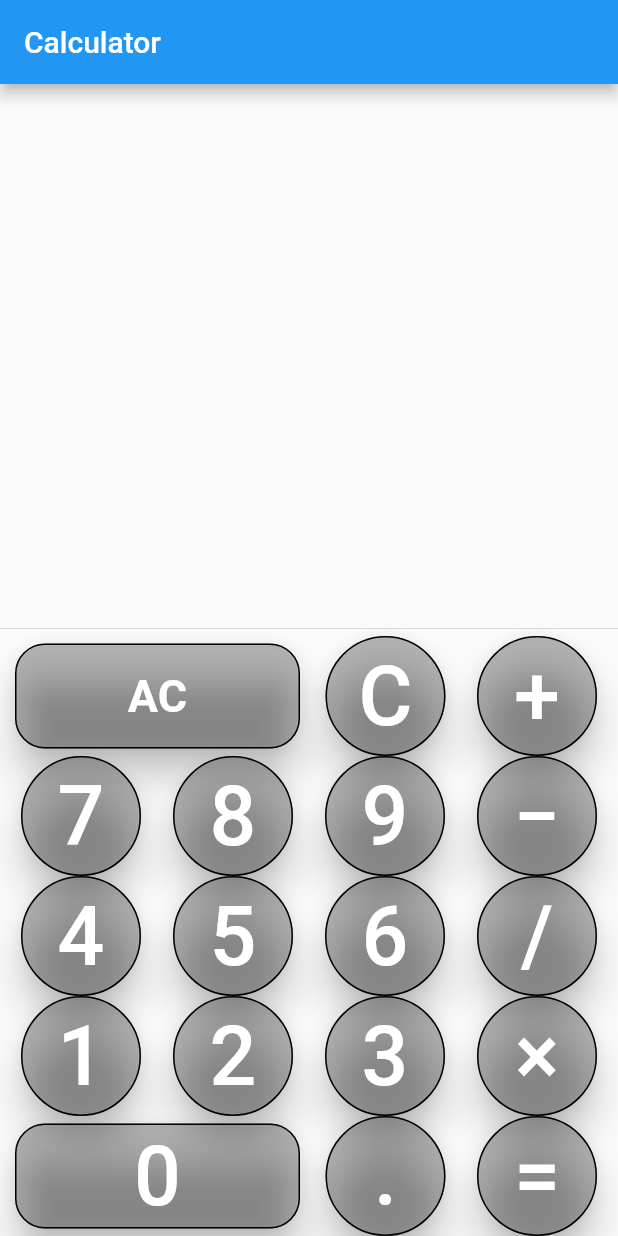
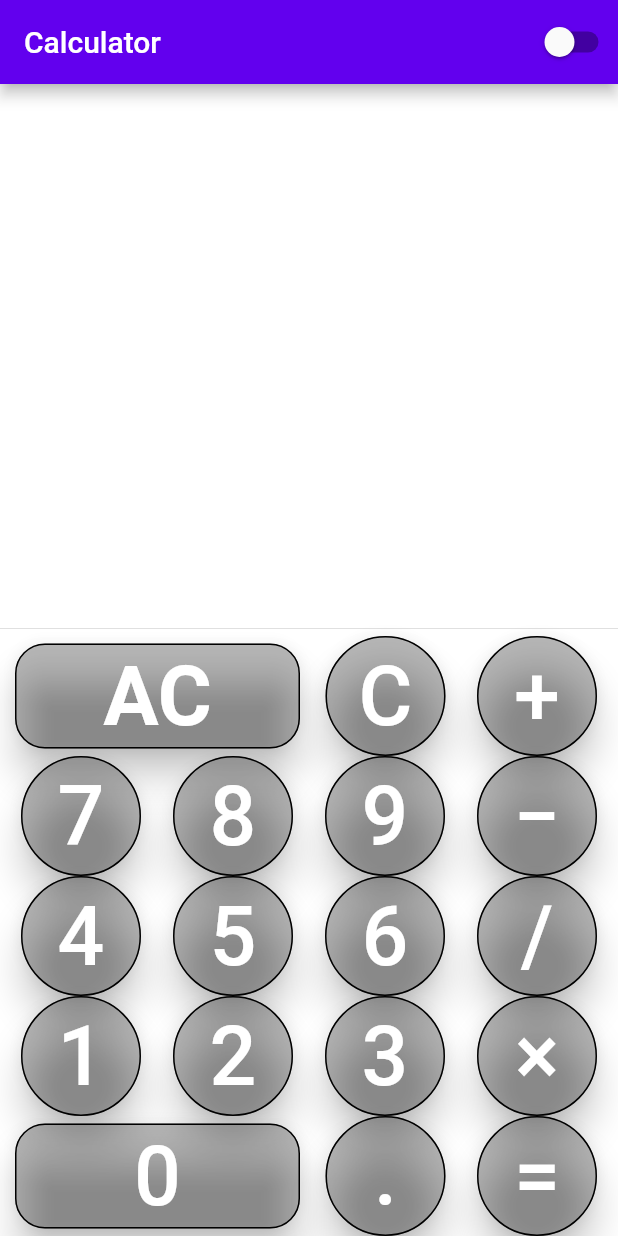
Before and after one commit to vishwajeetbharti/calculator, a Flutter app: the screen it shows after launch, on a phone screen of 412 x 824 dp. Run offline on Flutter 3.47's test engine with Material 2 defaults, Android fonts, the phone set to English and light mode, and no system bars; our stand-ins replace fluttertoast, sizer.

Commit message:
Dark Theme Implement

```diff
--- /dev/null
+++ b/lib/Theme/Theme_User.dart
@@ -0,0 +1,33 @@
+import 'package:flutter/material.dart';
+import 'package:flutter/scheduler.dart';
+
+class ThemeProvider extends ChangeNotifier{
+  ThemeMode themeMode = ThemeMode.system;
+  bool get isDarkMode {
+    if (themeMode == ThemeMode.system) {
+      final brightness = SchedulerBinding.instance.window.platformBrightness;
+      return brightness == Brightness.dark;
+    } else {
+      return themeMode == ThemeMode.dark;
+    }
+  }
+  void toggleTheme(bool isOn){
+    print(isOn);
+    themeMode= isOn? ThemeMode.dark : ThemeMode.light;
+  }
+}
+class MyThemes{
+  static final darkTheme=ThemeData(
+    scaffoldBackgroundColor: Colors.grey.shade700,
+
+    primaryColor: Colors.black,
+    colorScheme: ColorScheme.light(
+    ),
+  );
+  static final lightTheme= ThemeData(
+      scaffoldBackgroundColor: Colors.white,
+
+    primaryColor: Colors.white,
+    colorScheme: ColorScheme.light(),
+  );
+}
--- /dev/null
+++ b/lib/Theme_provider/Theme_provider.dart
@@ -0,0 +1,17 @@
+import 'package:flutter/material.dart';
+import 'package:provider/provider.dart';
+import 'package:calculator/Theme/Theme_User.dart';
+
+class ChangeThemeButtonWidget extends StatelessWidget {
+  Widget build(BuildContext context){
+    final themeProvider= Provider.of<ThemeProvider>(context);
+    return Switch.adaptive(
+      value: themeProvider.isDarkMode,
+      onChanged: (value) {
+        final provider = Provider.of<ThemeProvider>(context, listen: false);
+        // provider.toggleTheme(value);
+        print(value);
+      },
+    );
+  }
+}
--- a/lib/main.dart
+++ b/lib/main.dart
@@ -2,7 +2,10 @@ import 'package:flutter/cupertino.dart';
 import 'package:flutter/material.dart';
 import 'package:fluttertoast/fluttertoast.dart';
 import 'package:sizer/sizer.dart';
-import 'package:flutter_switch/flutter_switch.dart';
+import 'package:provider/provider.dart';
+import 'package:calculator/Theme/Theme_User.dart';
+
+import 'Theme_provider/Theme_provider.dart';
 void main() {
   runApp(MyApp());
 }
@@ -10,21 +13,20 @@ void main() {
 class MyApp extends StatelessWidget {
   // This widget is the root of your application.
   @override
-  Widget build(BuildContext context) {
-    return Sizer(
-      builder: (context,orientation,deviceType){
-        return MaterialApp(
-          debugShowCheckedModeBanner: false,
-          title: 'Calculator',
-          theme: ThemeData(
-            primarySwatch: Colors.blue,
-            visualDensity: VisualDensity.adaptivePlatformDensity,
-          ),
-          home: MyHomePage(),
-        );
-      }
-    );
-  }
+  Widget build(BuildContext context) => ChangeNotifierProvider(
+    create: (context) => ThemeProvider(),
+    builder: (context, _) {
+      final themeProvider = Provider.of<ThemeProvider>(context);
+
+      return MaterialApp(
+        title: 'Calculator',
+        themeMode: themeProvider.themeMode,
+        theme: MyThemes.lightTheme,
+        darkTheme: MyThemes.darkTheme,
+        home: MyHomePage(),
+      );
+    },
+  );
 }
 
 class MyHomePage extends StatefulWidget {
@@ -48,9 +50,17 @@ class _MyHomePageState extends State<MyHomePage> {
   Widget build(BuildContext context) {
     return Sizer(
       builder: (context,orientation,deviceType) {
+        // bool _isOn = false;
+        //
+        // void toggle() {
+        //   setState(() => _isOn = !_isOn);
+        // }
         return Scaffold(
           appBar: AppBar(
               title: Text('Calculator'),
+              actions: [
+                ChangeThemeButtonWidget(),
+              ]
           ),
           body: Column(
             crossAxisAlignment: CrossAxisAlignment.end,
@@ -90,9 +100,9 @@ class _MyHomePageState extends State<MyHomePage> {
                         child: Text(
                           "AC",
                           style: TextStyle(
-                              fontSize: (30),
+                              fontSize: (55),
                               color: Colors.white,
-                              fontWeight: FontWeight.bold),
+                              fontWeight: FontWeight.w600),
                         ),
                         onPressed: () {
                           setState(() {
--- a/pubspec.yaml
+++ b/pubspec.yaml
@@ -32,6 +32,7 @@ dependencies:
   cupertino_icons: ^1.0.0
   sizer: ^2.0.15
   flutter_switch: ^0.3.2
+  provider: ^6.0.3
 
 dev_dependencies:
   flutter_test:
```
Also changed, not shown: pubspec.lock.
